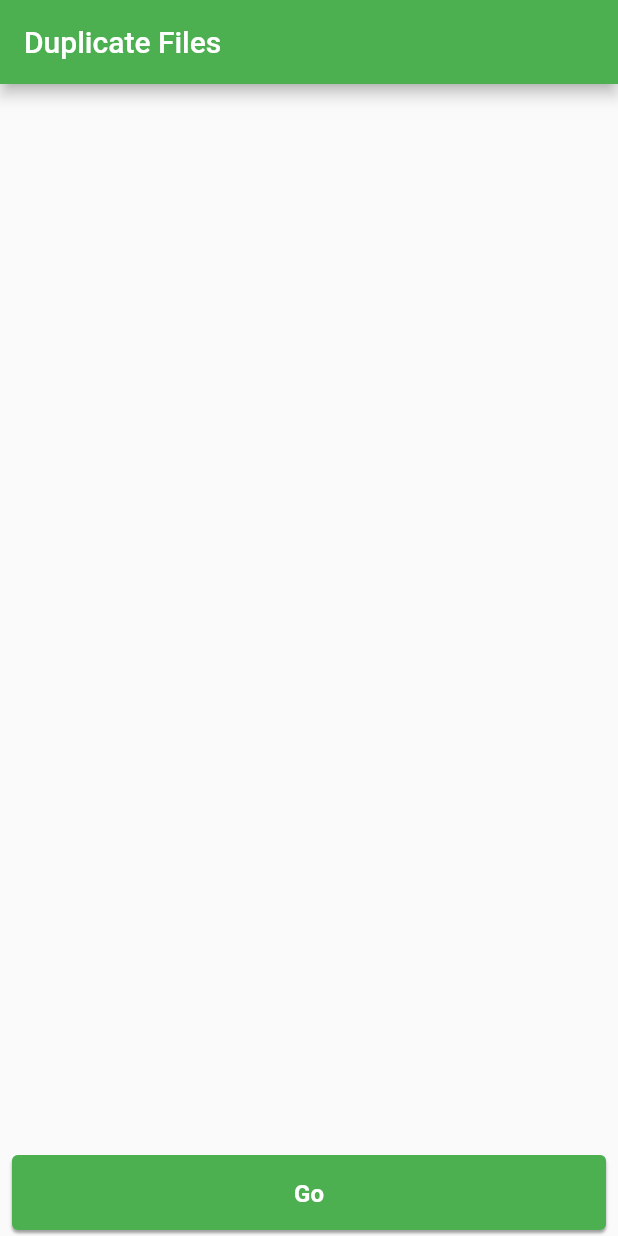
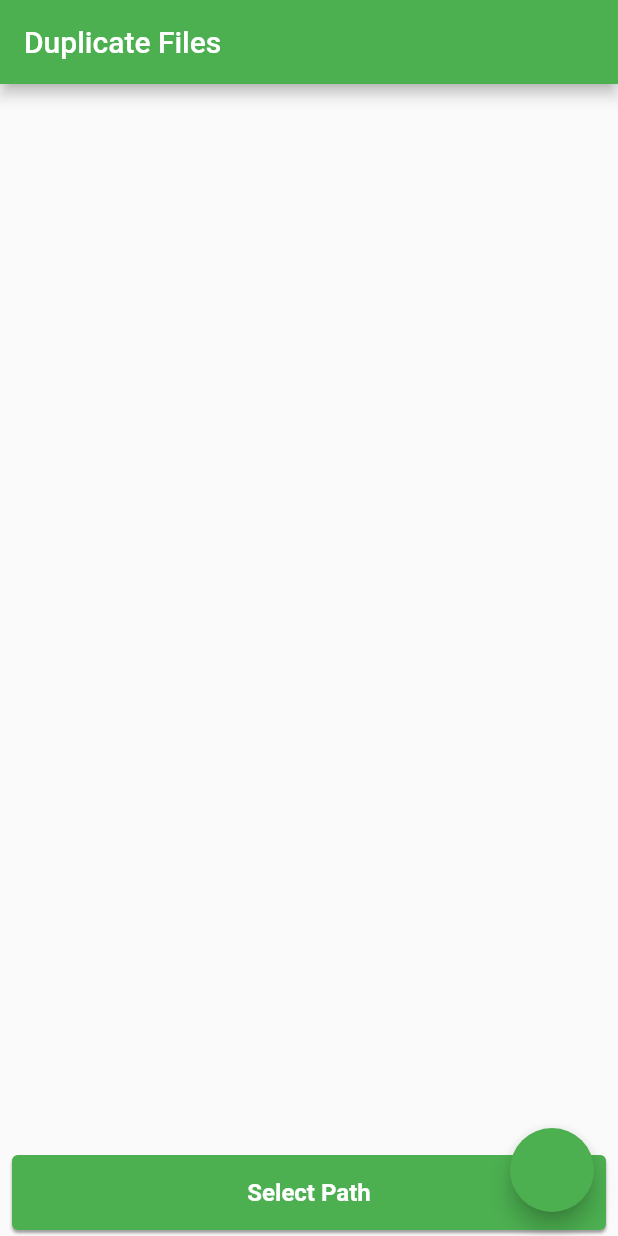
Before and after one commit to SHAJED99/find_duplicate, a Flutter app: the screen it shows after launch, on a phone screen of 412 x 824 dp. Run offline on Flutter 3.47's test engine with Material 2 defaults, Android fonts, the light colour scheme and no system bars; our stand-ins replace file_picker, font_awesome_flutter, get, tuple.

Commit message:
add path finder

```diff
--- a/lib/screens/home_screen.dart
+++ b/lib/screens/home_screen.dart
@@ -1,6 +1,5 @@
 import 'package:find_duplicate/services/file_management.dart';
-import 'package:find_duplicate/styles.dart';
-import 'package:find_duplicate/widgets/buttons.dart';
+import 'package:find_duplicate/widgets/getting_file_path.dart';
 import 'package:find_duplicate/widgets/current_item.dart';
 import 'package:find_duplicate/widgets/show_file_list.dart';
 import 'package:flutter/material.dart';
@@ -16,27 +15,17 @@ class HomeScreen extends StatelessWidget {
       appBar: AppBar(
         title: const Text("Duplicate Files"),
       ),
+      floatingActionButton: FloatingActionButton(
+        onPressed: () {
+          fileManagement.initVariables();
+        },
+      ),
       body: Column(
         children: [
           CurrentItem(),
           ShowFileList(),
           const Spacer(),
-          GetBuilder<FileManagement>(builder: (context) {
-            return CustomElevatedButton(
-              colorValue: fileManagement.pathItems.isEmpty ? 1 : fileManagement.itemCount / fileManagement.pathItems.length,
-              margin: const EdgeInsets.only(
-                left: defaultPadding / 2,
-                right: defaultPadding / 2,
-                top: defaultPadding / 2,
-                bottom: defaultPadding / 4,
-              ),
-              onTap: () async {
-                if (fileManagement.isRunning) return;
-                await fileManagement.findDuplicate();
-              },
-              child: const Text("Go", style: TextStyle(fontWeight: FontWeight.bold, fontSize: defaultPadding, color: Colors.white)),
-            );
-          }),
+          SelectSystemPath(),
         ],
       ),
     );
--- a/lib/widgets/current_item.dart
+++ b/lib/widgets/current_item.dart
@@ -30,7 +30,6 @@ class CurrentItem extends StatelessWidget {
   @override
   Widget build(BuildContext context) {
     return GetBuilder<FileManagement>(builder: (_) {
-      print("${fileManagement.readFileSize}     ${fileManagement.totalFileSize}     ${fileManagement.readFileSize / fileManagement.totalFileSize}");
       return CustomCard(
         height: null,
         child: fileManagement.isRunning
--- /dev/null
+++ b/lib/widgets/getting_file_path.dart
@@ -0,0 +1,39 @@
+import 'dart:io';
+import 'package:file_picker/file_picker.dart';
+import 'package:find_duplicate/services/file_management.dart';
+import 'package:find_duplicate/styles.dart';
+import 'package:find_duplicate/widgets/buttons.dart';
+import 'package:flutter/material.dart';
+import 'package:get/get.dart';
+
+class SelectSystemPath extends StatelessWidget {
+  SelectSystemPath({super.key});
+
+  final FileManagement fileManagement = Get.find();
+
+  Future<void> _pickDirectory(BuildContext context) async {
+    fileManagement.path = await FilePicker.platform.getDirectoryPath();
+  }
+
+  @override
+  Widget build(BuildContext context) {
+    return GetBuilder<FileManagement>(builder: (_) {
+      return CustomElevatedButton(
+        colorValue: fileManagement.pathItems.isEmpty ? 1 : fileManagement.itemCount / fileManagement.pathItems.length,
+        padding: const EdgeInsets.all(0),
+        margin: const EdgeInsets.only(
+          left: defaultPadding / 2,
+          right: defaultPadding / 2,
+          top: defaultPadding / 2,
+          bottom: defaultPadding / 4,
+        ),
+        onTap: () async {
+          if (fileManagement.isRunning) return;
+          await _pickDirectory(context);
+          if (fileManagement.path != null) await fileManagement.findDuplicate();
+        },
+        child: Text(fileManagement.path == null ? "Select Path" : "Scanning", style: const TextStyle(fontWeight: FontWeight.bold, fontSize: defaultPadding, color: Colors.white)),
+      );
+    });
+  }
+}
--- a/pubspec.yaml
+++ b/pubspec.yaml
@@ -39,9 +39,10 @@ dependencies:
   get: ^4.6.5
   path_provider: ^2.0.12
   crypto: ^3.0.2
-  easy_folder_picker: ^1.3.0
+
   tuple: ^2.0.1
   convert: ^3.1.1
+  file_picker: ^5.2.5
 
 dev_dependencies:
   flutter_test:
```
Also changed, not shown: lib/services/file_management.dart (+26 -13 lines), lib/services/isolated_work.dart (+1 -11 lines), pubspec.lock, 3 other files.
